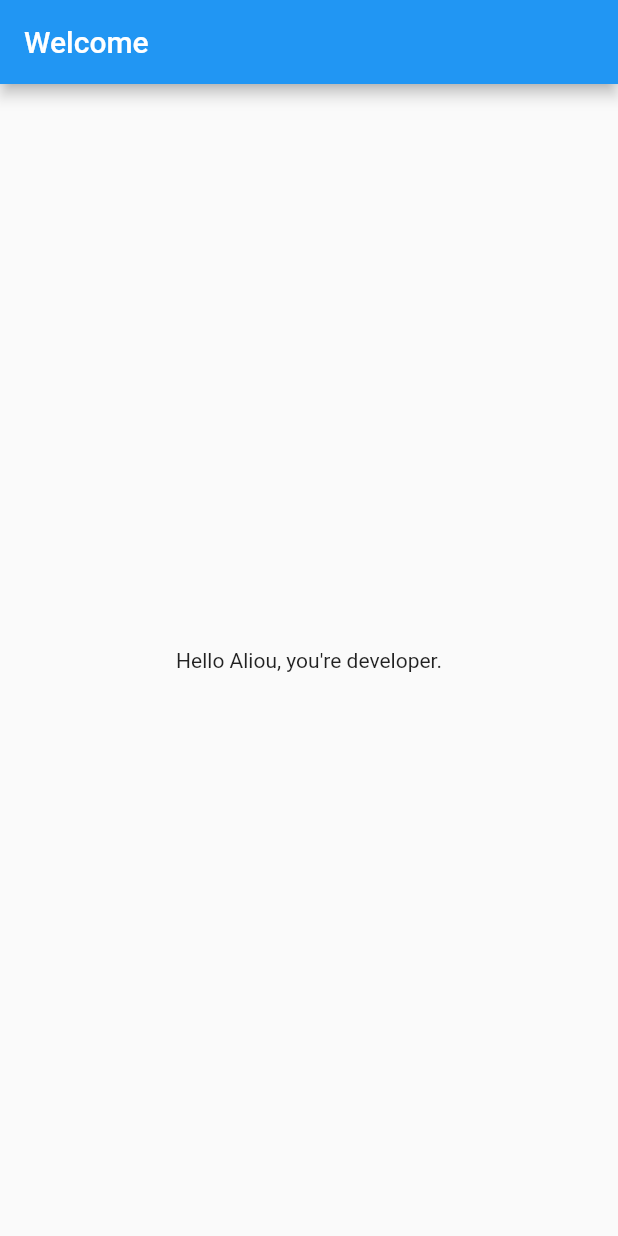
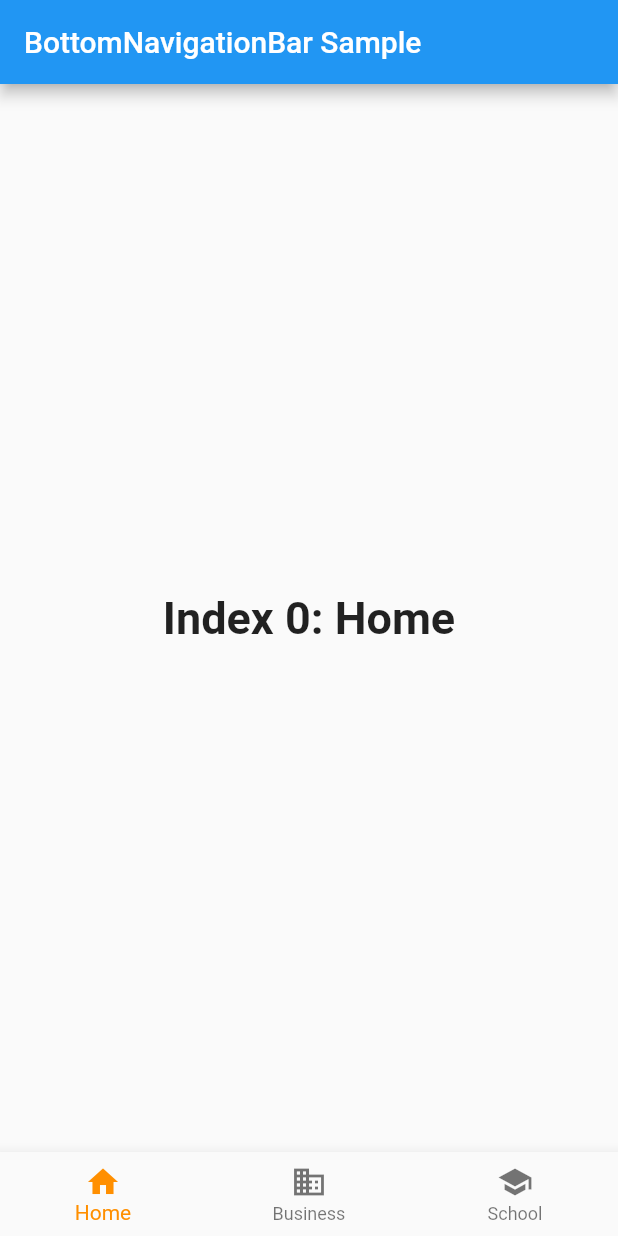
Before and after one commit to Also8292/flutter-app-demo, a Flutter app: the screen it shows after launch, on a phone screen of 412 x 824 dp. Run offline on Flutter 3.47's test engine with Material 2 defaults, Android fonts, the phone set to English and light mode, and no system bars.

Commit message:
bottom navigation bar

```diff
--- a/lib/main.dart
+++ b/lib/main.dart
@@ -1,22 +1,90 @@
+// Flutter code sample for material.BottomNavigationBar.1
+
+// This example shows a [BottomNavigationBar] as it is used within a [Scaffold]
+// widget. The [BottomNavigationBar] has three [BottomNavigationBarItem]
+// widgets and the [currentIndex] is set to index 0. The selected item is
+// amber. The `_onItemTapped` function changes the selected item's index
+// and displays a corresponding message in the center of the [Scaffold].
+//
+// ![A scaffold with a bottom navigation bar containing three bottom navigation
+// bar items. The first one is selected.](https://flutter.github.io/assets-for-api-docs/assets/material/bottom_navigation_bar.png)
+
 import 'package:flutter/material.dart';
 
 void main() => runApp(MyApp());
 
+/// This Widget is the main application widget.
 class MyApp extends StatelessWidget {
-  String nom = "Aliou";
-  String profession = "developer";
+  static const String _title = 'Flutter Code Sample';
 
   @override
   Widget build(BuildContext context) {
     return MaterialApp(
-      title: 'Welcome to Flutter',
-      home: Scaffold(
-        appBar: AppBar(
-          title: Text('Welcome'),
-        ),
-        body: Center(
-          child: Text('Hello $nom, you\'re $profession.'),
-        ),
+      title: _title,
+      home: MyStatefulWidget(),
+    );
+  }
+}
+
+class MyStatefulWidget extends StatefulWidget {
+  MyStatefulWidget({Key key}) : super(key: key);
+
+  @override
+  _MyStatefulWidgetState createState() => _MyStatefulWidgetState();
+}
+
+class _MyStatefulWidgetState extends State<MyStatefulWidget> {
+  int _selectedIndex = 0;
+  static const TextStyle optionStyle =
+  TextStyle(fontSize: 30, fontWeight: FontWeight.bold);
+  static const List<Widget> _widgetOptions = <Widget>[
+    Text(
+      'Index 0: Home',
+      style: optionStyle,
+    ),
+    Text(
+      'Index 1: Business',
+      style: optionStyle,
+    ),
+    Text(
+      'Index 2: School',
+      style: optionStyle,
+    ),
+  ];
+
+  void _onItemTapped(int index) {
+    setState(() {
+      _selectedIndex = index;
+    });
+  }
+
+  @override
+  Widget build(BuildContext context) {
+    return Scaffold(
+      appBar: AppBar(
+        title: const Text('BottomNavigationBar Sample'),
+      ),
+      body: Center(
+        child: _widgetOptions.elementAt(_selectedIndex),
+      ),
+      bottomNavigationBar: BottomNavigationBar(
+        items: const <BottomNavigationBarItem>[
+          BottomNavigationBarItem(
+            icon: Icon(Icons.home),
+            title: Text('Home'),
+          ),
+          BottomNavigationBarItem(
+            icon: Icon(Icons.business),
+            title: Text('Business'),
+          ),
+          BottomNavigationBarItem(
+            icon: Icon(Icons.school),
+            title: Text('School'),
+          ),
+        ],
+        currentIndex: _selectedIndex,
+        selectedItemColor: Colors.amber[800],
+        onTap: _onItemTapped,
       ),
     );
   }
```
